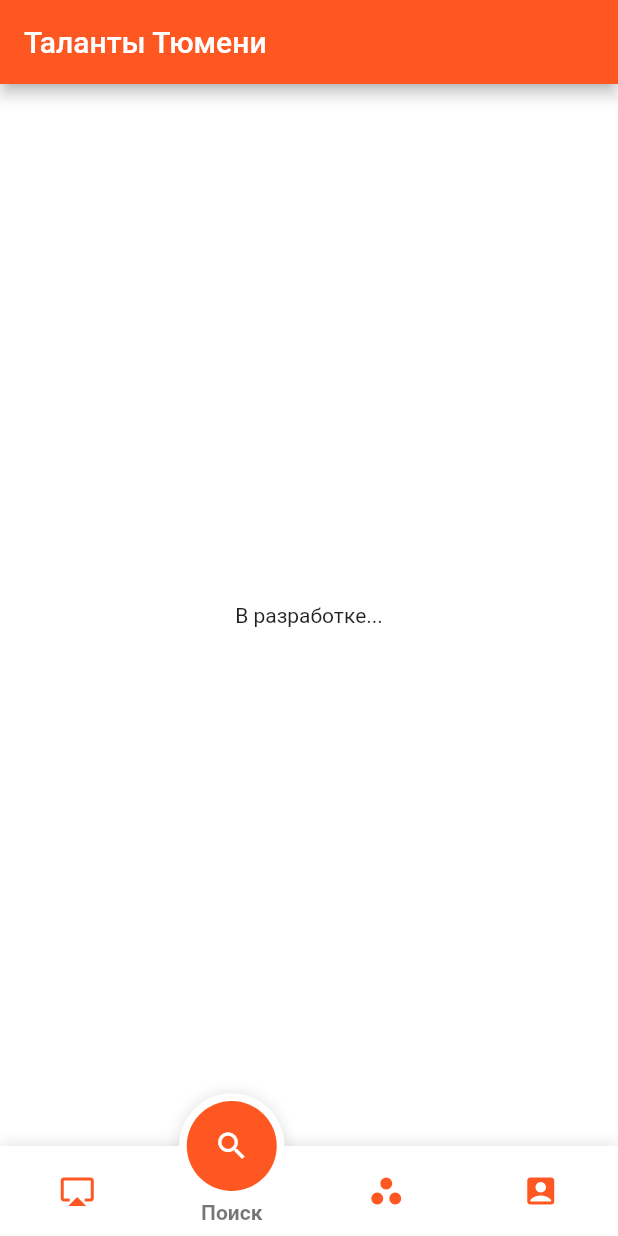
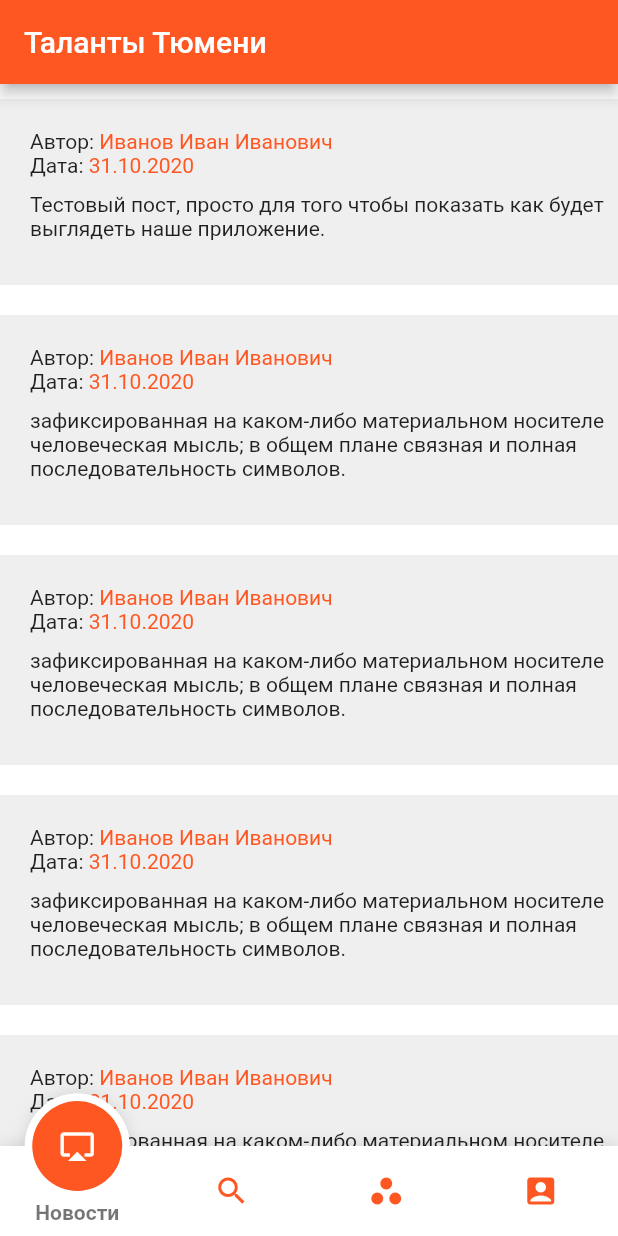
Before and after one commit to Quadro1337/TyumenTalentsApp, a Flutter app: the screen it shows after launch, on a phone screen of 412 x 824 dp. Run offline on Flutter 3.47's test engine with Material 2 defaults, Android fonts, the phone set to English and light mode, and no system bars; drawn by our look-alikes of fancy_bottom_navigation.

Commit message:
added wall

```diff
--- /dev/null
+++ b/lib/DefaultPost.dart
@@ -0,0 +1,31 @@
+import "package:flutter/material.dart";
+import 'package:flutter/rendering.dart';
+
+class DefaultPost extends StatelessWidget {
+  final String date;
+  final String author;
+  final String value;
+  const DefaultPost({Key key, this.value, this.author, this.date})
+      : super(key: key);
+  @override
+  Widget build(BuildContext context) {
+    return Container(
+        decoration: BoxDecoration(color: Color(0xFFEFEFEF)),
+        width: double.infinity,
+        margin: EdgeInsets.only(bottom: 10.0, top: 10.0),
+        padding: EdgeInsets.only(top: 20.0, left: 20.0, bottom: 20.0),
+        child: Column(children: [
+          Row(children: [
+            Text("Автор: "),
+            Text(author, style: TextStyle(color: Colors.deepOrange))
+          ]),
+          Row(children: [
+            Text("Дата: "),
+            Text(date, style: TextStyle(color: Colors.deepOrange))
+          ]),
+          Container(
+              padding: EdgeInsets.only(top: 10.0, bottom: 10.0),
+              child: Text(value)),
+        ]));
+  }
+}
--- a/lib/main.dart
+++ b/lib/main.dart
@@ -1,6 +1,6 @@
-
 import "package:fancy_bottom_navigation/fancy_bottom_navigation.dart";
 import "package:flutter/material.dart";
+import 'DefaultPost.dart';
 
 void main() => runApp(MyApp());
 
@@ -13,8 +13,12 @@ class _SecondPageState extends State<SecondPage> {
   @override
   Widget build(BuildContext context) {
     return Scaffold(
-      appBar: AppBar(title: Text("Создать новость"),),
-      body: Center(child: Text("В разработке..."),),
+      appBar: AppBar(
+        title: Text("Создать новость"),
+      ),
+      body: Center(
+        child: Text("В разработке..."),
+      ),
     );
   }
 }
@@ -65,14 +69,13 @@ class _MyHomePageState extends State<MyHomePage> {
                 fState.setPage(2);
               }),
           TabData(
-              iconData: Icons.search,
-              title: "Поиск",
-
+            iconData: Icons.search,
+            title: "Поиск",
           ),
           TabData(iconData: Icons.workspaces_filled, title: "Партнеры"),
           TabData(iconData: Icons.account_box, title: "Профиль")
         ],
-        initialSelection: 1,
+        initialSelection: 0,
         key: bottomNavigationKey,
         onTabChangedListener: (position) {
           setState(() {
@@ -82,105 +85,81 @@ class _MyHomePageState extends State<MyHomePage> {
       ),
     );
   }
-  printUserInfo(List<Widget> column1, List<Widget> column2) {
-    return Container(
-      margin: EdgeInsets.all(20.0),
-        child: Row(
-          mainAxisAlignment: MainAxisAlignment.start,
 
-          children: [
-            Column(
-                mainAxisAlignment: MainAxisAlignment.end,
-                children: column1
-            ),
-            Column(children: column2)
-          ],
-        )
-    );
+  _getPosts() {
+    return [
+      DefaultPost(
+          author: "Иванов Иван Иванович",
+          date: "31.10.2020",
+          value:
+              "Тестовый пост, просто для того чтобы показать как будет выглядеть наше приложение."),
+      DefaultPost(
+          author: "Иванов Иван Иванович",
+          date: "31.10.2020",
+          value:
+              "зафиксированная на каком-либо материальном носителе человеческая мысль; в общем плане связная и полная последовательность символов."),
+      DefaultPost(
+          author: "Иванов Иван Иванович",
+          date: "31.10.2020",
+          value:
+              "зафиксированная на каком-либо материальном носителе человеческая мысль; в общем плане связная и полная последовательность символов."),
+      DefaultPost(
+          author: "Иванов Иван Иванович",
+          date: "31.10.2020",
+          value:
+              "зафиксированная на каком-либо материальном носителе человеческая мысль; в общем плане связная и полная последовательность символов."),
+      DefaultPost(
+          author: "Иванов Иван Иванович",
+          date: "31.10.2020",
+          value:
+              "зафиксированная на каком-либо материальном носителе человеческая мысль; в общем плане связная и полная последовательность символов.")
+    ];
   }
+
   _getPage(int page) {
     switch (page) {
       case 0:
+        return SingleChildScrollView(
+            child: Column(
+          children: _getPosts(),
+        ));
+      case 1:
+        return Container(
+            padding: const EdgeInsets.all(20.0),
+            child: Column(
+              children: <Widget>[
+                Text("Поиск"),
+                TextField(
+                  toolbarOptions: ToolbarOptions(
+                      copy: true, cut: true, paste: true, selectAll: true),
+                  textAlign: TextAlign.center,
+                  decoration: InputDecoration(
+                      border: UnderlineInputBorder(),
+                      hintText: "Введите ключевые слова"),
+                ),
+                RaisedButton(
+                  onPressed: () {
+                    showDialog(
+                      context: context,
+                      child: AlertDialog(
+                        title: Text('Ошибка'),
+                        content: Text("Пока что эта функция в разработке..."),
+                      ),
+                    );
+                  },
+                  child: Text("Искать"),
+                ),
+              ],
+            ));
+      case 2:
         return Column(
           mainAxisSize: MainAxisSize.min,
           children: <Widget>[
             Text("В разработке..."),
           ],
         );
-      case 1:
-        return Column(
-         // mainAxisAlignment: MainAxisAlignment.start,
-
-         // mainAxisSize: MainAxisSize.min,
-          children: <Widget>[
-            Text("\nПоиск"),
-            TextField(
-              toolbarOptions: ToolbarOptions(
-                  copy: true,
-                  cut: true,
-                  paste: true,
-                  selectAll: true
-              ),
-              textAlign: TextAlign.center,
-              decoration: InputDecoration(
-                  border: UnderlineInputBorder(
-
-                  ),
-                  hintText: "Введите ключевые слова"
-                ),
-            ),
-            new RaisedButton(
-              onPressed: () {
-                showDialog(
-                  context: context,
-                  child: new AlertDialog(
-                    title: new Text('Ошибка'),
-                    content: new Text("Пока что эта функция в разработке..."),
-                  ),
-                );
-              },
-              child: new Text("Искать"),
-            ),
-          ],
-        );
-      case 2:
-        return Column(
-          mainAxisSize: MainAxisSize.min,
-          children: <Widget>[
-            Text(
-            "В разработке..."
-            ),
-          ],
-        );
       case 3:
-        return Container(
-            child: Column(
-          children: <Widget>[
-
-            printUserInfo(
-                [
-                  Text("ФИО:"),
-                  Text("Дата рождения:"),
-                  Text("Электронная почта:"),
-                  Text("Контактный телефон:"),
-                ],
-                [
-                  Text("Иванов Иван Иванович", style: TextStyle(color: Colors.deepOrange)),
-                  Text("01.01.2010", style: TextStyle(color: Colors.deepOrange)),
-                  Text("ivanov.01.01.2000@mail.ru", style: TextStyle(color: Colors.deepOrange)),
-                  Text("+71234567890", style: TextStyle(color: Colors.deepOrange)),
-                ]
-            ),
-
-            Text("Достижения:"),
-            Text("Пока что их нет :)",
-                style: TextStyle(
-                    color: Colors.deepOrange
-                )
-            ),
-          ],
-        )
-        );
+        return Scaffold();
     }
   }
 }
```
